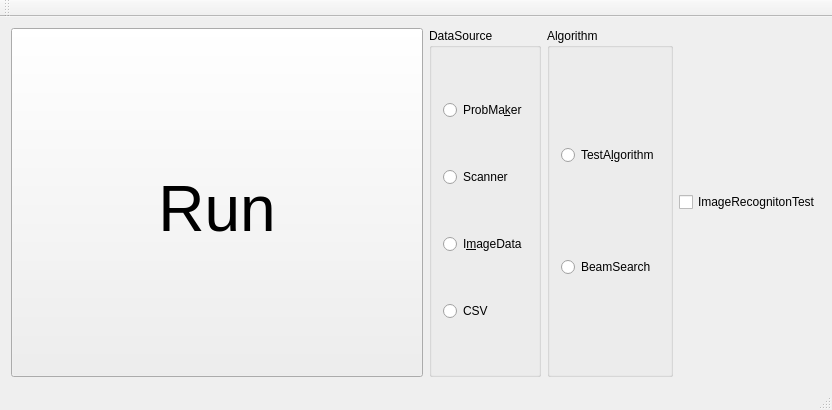
Old version of the form Kunugida/kunugida.ui in the repository tnct-spc/procon2017-comp.
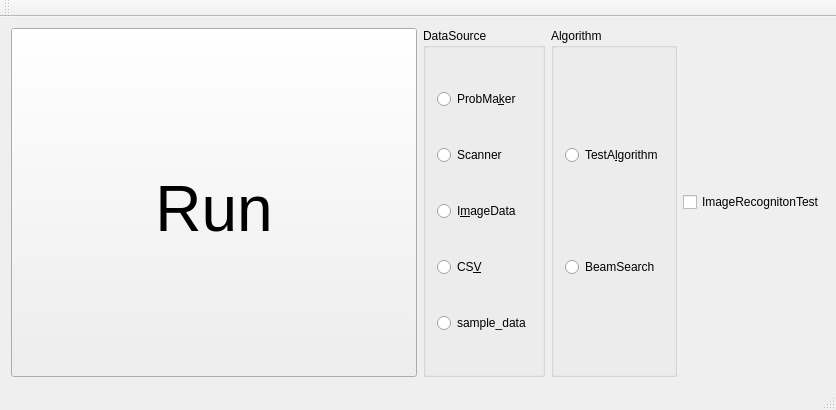
New version of the form.

Commit message: [add]公式sampleでアルゴリズム動かしてみたかった

Diff of the .ui file:
```diff
--- a/Kunugida/kunugida.ui
+++ b/Kunugida/kunugida.ui
@@ -6,7 +6,7 @@
    <rect>
     <x>0</x>
     <y>0</y>
-    <width>832</width>
+    <width>836</width>
     <height>410</height>
    </rect>
   </property>
@@ -71,7 +71,14 @@
          <item>
           <widget class="QRadioButton" name="csv_button">
            <property name="text">
-            <string>CSV</string>
+            <string>CS&amp;V</string>
+           </property>
+          </widget>
+         </item>
+         <item>
+          <widget class="QRadioButton" name="sample_data_use_button">
+           <property name="text">
+            <string>sample_data</string>
            </property>
           </widget>
          </item>
```
Left out of the diff: 4 changed lines with no effect on the pictures. The commit also changes 1 other file.
